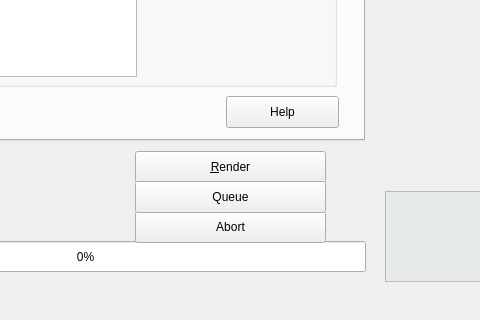
This is mainwindow.ui in leuat/gamer as Qt 5 draws it before an edit; both pictures show x 215 to 695 and y 495 to 815 of the 1215 by 815 pixel window. The edited form follows.
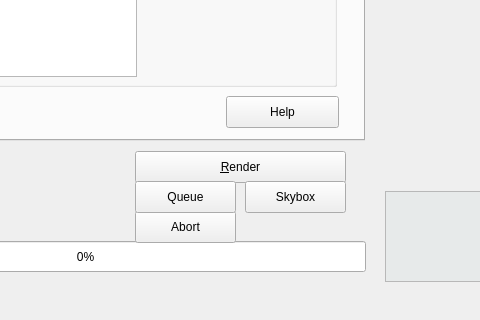
This is the edited form. Icons and pictures are not drawn. Custom widgets are drawn as their Qt base class.

Patch:
```diff
--- a/mainwindow.ui
+++ b/mainwindow.ui
@@ -1437,7 +1437,7 @@
      <rect>
       <x>350</x>
       <y>610</y>
-      <width>191</width>
+      <width>211</width>
       <height>32</height>
      </rect>
     </property>
@@ -1466,7 +1466,7 @@
      <rect>
       <x>350</x>
       <y>670</y>
-      <width>191</width>
+      <width>101</width>
       <height>32</height>
      </rect>
     </property>
@@ -1590,7 +1590,7 @@
      <rect>
       <x>350</x>
       <y>640</y>
-      <width>191</width>
+      <width>101</width>
       <height>32</height>
      </rect>
     </property>
@@ -1598,6 +1598,19 @@
      <string>Queue</string>
     </property>
    </widget>
+   <widget class="QPushButton" name="btnSkybox">
+    <property name="geometry">
+     <rect>
+      <x>460</x>
+      <y>640</y>
+      <width>101</width>
+      <height>32</height>
+     </rect>
+    </property>
+    <property name="text">
+     <string>Skybox</string>
+    </property>
+   </widget>
   </widget>
   <widget class="QMenuBar" name="menuBar">
    <property name="geometry">
```
Left out of the diff: 2 changed lines with no effect on the pictures.
